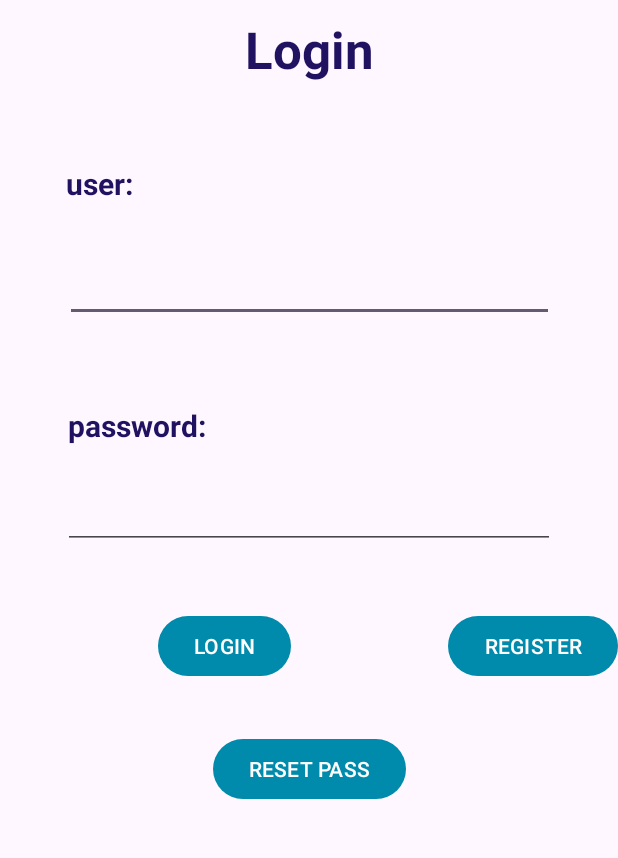
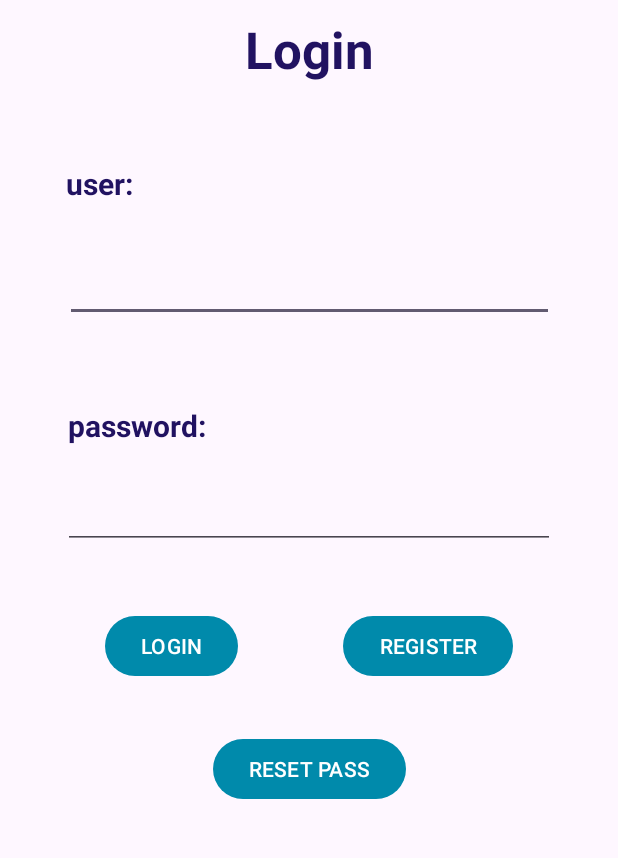
Before and after one commit to julioSilvaDias/ElorClass, an Android app: the MainActivityLogin screen opened directly, with no data from a screen before it, on a phone screen of 412 x 824 dp, the part 141-999 px from its top. Run offline under Robolectric (Android 15) with nearby library versions, the phone set to English and light mode, and no system bars; our stand-ins replace Room's generated code; libraries missing offline, so code that uses them is left out: io.socket.client; 3 statements that could not run were skipped.

Commit message:
Login Se han añadido las funcionalidades para el inicio de sesion

```diff
--- /dev/null
+++ b/ElorrClass/app/src/main/java/com/example/elorrclass/logica/dao/UsuarioDao.kt
@@ -0,0 +1,17 @@
+package com.example.elorrclass.logica.dao
+
+import androidx.room.Dao
+import androidx.room.Insert
+import androidx.room.Query
+import com.example.elorrclass.logica.entity.Usuario
+
+@Dao
+interface UsuarioDao {
+
+    @Insert
+    suspend fun insert(usuario: Usuario)
+
+    @Query("SELECT * FROM Usuario LIMIT 1")
+    suspend fun getLastUser(): Usuario?
+
+}
--- a/ElorrClass/app/src/main/res/layout/activity_login.xml
+++ b/ElorrClass/app/src/main/res/layout/activity_login.xml
@@ -1,7 +1,6 @@
 <?xml version="1.0" encoding="utf-8"?>
 <androidx.constraintlayout.widget.ConstraintLayout xmlns:android="http://schemas.android.com/apk/res/android"
     xmlns:app="http://schemas.android.com/apk/res-auto"
-    xmlns:tools="http://schemas.android.com/tools"
     android:layout_width="match_parent"
     android:layout_height="match_parent">
 
@@ -13,7 +12,7 @@
         app:layout_constraintBottom_toTopOf="@+id/guideline9"
         app:layout_constraintEnd_toEndOf="parent"
         app:layout_constraintHorizontal_bias="0.5"
-        app:layout_constraintStart_toEndOf="@+id/button2"
+        app:layout_constraintStart_toEndOf="@+id/button_InicioSesion"
         app:layout_constraintTop_toTopOf="@+id/guideline8" />
 
     <ImageView
```
Also changed, not shown: ElorrClass/app/src/main/java/com/example/elorrclass/MainActivityLogin.kt (+80 -4 lines), ElorrClass/app/src/main/java/com/example/elorrclass/logica/bbdd/AppDataBase.kt (added, +13 -0 lines), ElorrClass/app/src/main/java/com/example/elorrclass/logica/entity/Usuario.kt (added, +12 -0 lines).
